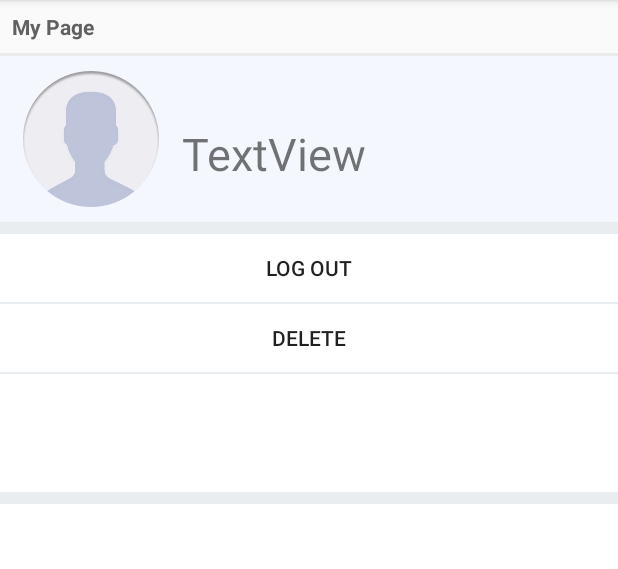
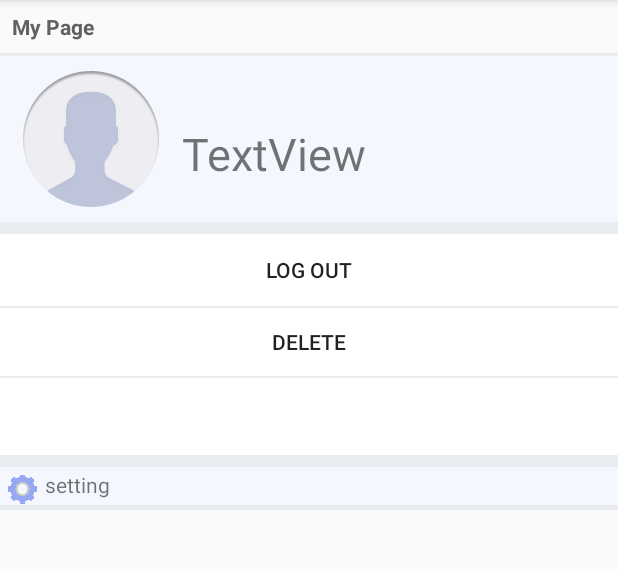
Before and after one commit to JeonHyungJin/K-Hack, an Android app: the fragment MypageFragment shown on its own in the app's theme, on a phone screen of 412 x 824 dp, the part 84-653 px from its top. Run offline under Robolectric (Android 15) with nearby library versions, the light colour scheme and no system bars; our stand-ins replace Firebase (no records; nobody signed in at launch, a user with empty details on screens opened directly); 2 statements that could not run were skipped.

Commit message:
setting section done

```diff
--- a/app/src/main/res/layout/fragment_mypage.xml
+++ b/app/src/main/res/layout/fragment_mypage.xml
@@ -4,8 +4,7 @@
     xmlns:app="http://schemas.android.com/apk/res-auto"
     android:layout_width="match_parent"
     android:layout_height="match_parent"
-    android:orientation="vertical"
-    android:scrollbars="none">
+    android:orientation="vertical">
 
     <TextView
         android:layout_width="wrap_content"
@@ -71,7 +70,7 @@
 
     <LinearLayout
         android:layout_width="match_parent"
-        android:layout_height="172dp"
+        android:layout_height="147dp"
         android:background="@color/White"
         android:orientation="vertical">
 
@@ -83,7 +82,7 @@
             <Button
                 android:id="@+id/buttonLogout"
                 android:layout_width="match_parent"
-                android:layout_height="45dp"
+                android:layout_height="wrap_content"
                 android:layout_gravity="center_horizontal"
                 android:background="@color/White"
                 android:text="log out" />
@@ -116,12 +115,33 @@
     <LinearLayout
         android:layout_width="match_parent"
         android:layout_height="8dp"
-        android:background="#E9EDF0"
-        ></LinearLayout>
+        android:background="#E9EDF0"></LinearLayout>
 
     <LinearLayout
         android:layout_width="match_parent"
-        android:layout_height="match_parent"
-        android:background="@color/White"
-        android:orientation="vertical"></LinearLayout>
+        android:layout_height="25dp"
+        android:background="@color/too_light_blue">
+
+        <ImageView
+            android:layout_width="19dp"
+            android:layout_height="25dp"
+            android:layout_marginLeft="5dp"
+            android:layout_marginTop="2dp"
+            android:background="@color/too_light_blue"
+            app:srcCompat="@drawable/my_page_setthing" />
+
+        <TextView
+            android:layout_width="wrap_content"
+            android:layout_height="25dp"
+            android:layout_marginLeft="5dp"
+            android:layout_marginTop="2dp"
+            android:background="@color/too_light_blue"
+            android:orientation="vertical"
+            android:text="setting"></TextView>
+        >
+    </LinearLayout>
+    <LinearLayout
+        android:layout_width="match_parent"
+        android:layout_height="3dp"
+        android:background="#E9EDF0"></LinearLayout>
 </LinearLayout>
```
